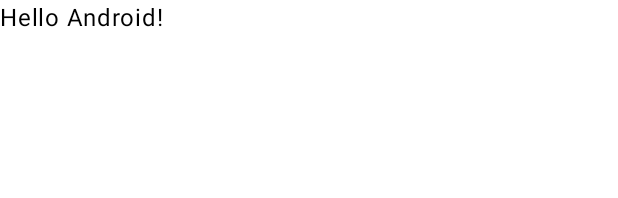
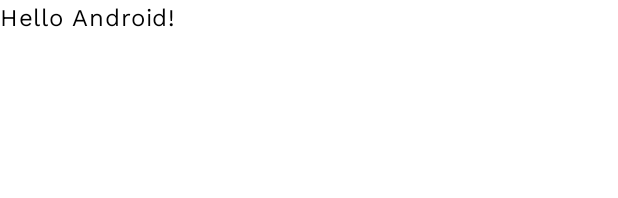
Before and after one commit to Vita-mobile/vita-app, an Android app built with Jetpack Compose: the @Preview function GreetingPreview, on a phone screen of 412 x 824 dp. Shown: the top 198 px of the screen. Run offline under Robolectric (Android 15) with nearby library versions, the phone set to English and light mode, and no system bars.

Commit message:
implementation of color scheme and typography

```diff
--- a/app/src/main/java/com/health/vita/ui/theme/Theme.kt
+++ b/app/src/main/java/com/health/vita/ui/theme/Theme.kt
@@ -1,6 +1,6 @@
 package com.health.vita.ui.theme
 
-import android.app.Activity
+
 import android.os.Build
 import androidx.compose.foundation.isSystemInDarkTheme
 import androidx.compose.material3.MaterialTheme
@@ -9,46 +9,34 @@ import androidx.compose.material3.dynamicDarkColorScheme
 import androidx.compose.material3.dynamicLightColorScheme
 import androidx.compose.material3.lightColorScheme
 import androidx.compose.runtime.Composable
+import androidx.compose.ui.graphics.Color
 import androidx.compose.ui.platform.LocalContext
 
+
 private val DarkColorScheme = darkColorScheme(
-    primary = Purple80,
+    /**primary = Purple80,
     secondary = PurpleGrey80,
-    tertiary = Pink80
+    tertiary = Pink80*/
 )
 
 private val LightColorScheme = lightColorScheme(
-    primary = Purple40,
-    secondary = PurpleGrey40,
-    tertiary = Pink40
 
-    /* Other default colors to override
-    background = Color(0xFFFFFBFE),
-    surface = Color(0xFFFFFBFE),
-    onPrimary = Color.White,
-    onSecondary = Color.White,
-    onTertiary = Color.White,
-    onBackground = Color(0xFF1C1B1F),
-    onSurface = Color(0xFF1C1B1F),
-    */
+    primary = MainBlue , //Color principal de la app - Es el mas frecuente
+    onPrimary = White, //Color de texto o iconos que superponen al color primario - Usado de contraste con el color primario
+    secondary = LightTurquoise, //Color secundario utilizado en algunos elementos de la app (Complementarios)
+    tertiary = Aquamarine,
+    background = White, //Color de fondo de toda la aplicación
+    onBackground = Black, //Color del texto de los elementos que se superponen al fondo
+    surface = LightGray, //Elementos que pueden superponerse (Ej: Pop-ups)
+    onSurface = Black
 )
 
 @Composable
 fun VitaTheme(
-    darkTheme: Boolean = isSystemInDarkTheme(),
-    // Dynamic color is available on Android 12+
-    dynamicColor: Boolean = true,
+
     content: @Composable () -> Unit
 ) {
-    val colorScheme = when {
-        dynamicColor && Build.VERSION.SDK_INT >= Build.VERSION_CODES.S -> {
-            val context = LocalContext.current
-            if (darkTheme) dynamicDarkColorScheme(context) else dynamicLightColorScheme(context)
-        }
-
-        darkTheme -> DarkColorScheme
-        else -> LightColorScheme
-    }
+    val colorScheme = LightColorScheme
 
     MaterialTheme(
         colorScheme = colorScheme,
--- /dev/null
+++ b/app/src/main/res/font/work_sans.xml
@@ -0,0 +1,20 @@
+<?xml version="1.0" encoding="utf-8"?>
+<font-family xmlns:android="http://schemas.android.com/apk/res/android">
+    <font
+        android:fontStyle= "normal"
+        android:fontWeight="700"
+        android:font="@font/work_sans_bold" />
+    <font
+        android:fontStyle="normal"
+        android:fontWeight="600"
+        android:font="@font/work_sans_semibold" />
+    <font
+        android:fontStyle="normal"
+        android:fontWeight="500"
+        android:font="@font/work_sans_medium" />
+    <font
+        android:fontStyle="normal"
+        android:fontWeight="400"
+        android:font="@font/work_sans_regular" />
+
+</font-family>
```
Also changed, not shown: app/src/main/java/com/health/vita/ui/theme/Color.kt (+7 -6 lines), app/src/main/java/com/health/vita/ui/theme/Type.kt (+81 -14 lines), app/src/main/res/font/work_sans_bold.ttf (added), app/src/main/res/font/work_sans_medium.ttf (added), app/src/main/res/font/work_sans_regular.ttf (added), app/src/main/res/font/work_sans_semibold.ttf (added).
